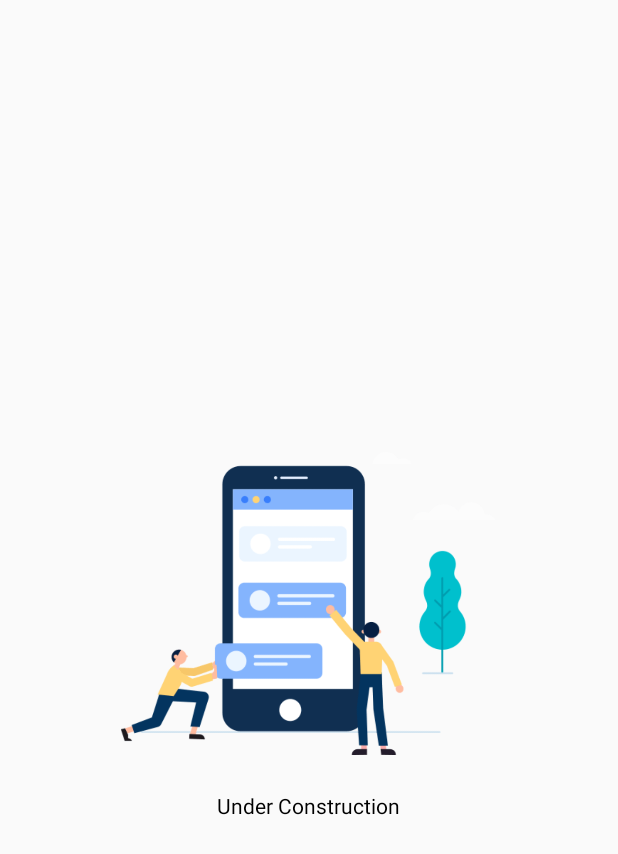
After one commit to PawanDey/TheSkyGoBeta, an Android app: the layout under_maintenance_popup.xml on its own in the app's theme, with its tools: preview values and no code run, on a phone screen of 412 x 824 dp. The commit adds this screen. Shown: the top 854 px of the screen. Run offline under Robolectric (Android 15) with nearby library versions, the phone set to English and light mode, and no system bars; Roboto replaces fonts that are not available here.

Commit message:
Version 1.27: In app maintenanace popup

```diff
--- a/app/src/main/java/com/global/travel/telecom/app/ui/activities/Recharge.java
+++ b/app/src/main/java/com/global/travel/telecom/app/ui/activities/Recharge.java
@@ -274,11 +274,10 @@ public class Recharge extends BaseActivity {
             String getNoOfDays = numberOfDaysRecharge.getText().toString();
             if (getNoOfDays.equals("00") || getNoOfDays.equals("0") || getNoOfDays.contains(" ") || getNoOfDays.length() == 0 || getNoOfDays.equals("000")) {
                 GoodUntil.setText("  ");
-
             } else {
                 Calendar cal = Calendar.getInstance();
                 cal.setTime(date1);
-                cal.add(Calendar.DATE, Integer.parseInt(getNoOfDays) - 1);
+                cal.add(Calendar.DATE, Integer.parseInt(getNoOfDays));
                 @SuppressLint("SimpleDateFormat") SimpleDateFormat sdf1 = new SimpleDateFormat("d MMMM");
                 String validityEndDate = sdf1.format(cal.getTime());
                 GoodUntil.setText(getResources().getString(R.string.textValidity) + " (" + validityStartDate + " " + getResources().getString(R.string.textto) + " " + validityEndDate + " )");
--- /dev/null
+++ b/app/src/main/res/layout/under_maintenance_popup.xml
@@ -0,0 +1,24 @@
+<?xml version="1.0" encoding="utf-8"?>
+<LinearLayout xmlns:android="http://schemas.android.com/apk/res/android"
+    android:layout_width="match_parent"
+    android:layout_height="wrap_content"
+    android:layout_gravity="center"
+    android:gravity="center"
+    android:orientation="vertical"
+    android:padding="30dp">
+
+    <ImageView
+        android:layout_width="250dp"
+        android:layout_height="250dp"
+        android:src="@drawable/under_maintenance" />
+
+    <TextView
+        android:id="@+id/maintenanceMassage"
+        android:layout_width="wrap_content"
+        android:layout_height="wrap_content"
+        android:layout_gravity="center"
+        android:gravity="center"
+        android:text="Under Construction"
+        android:textColor="@color/black" />
+
+</LinearLayout>
```
Also changed, not shown: app/build.gradle (+6 -5 lines), app/src/main/java/com/global/travel/telecom/app/base/BaseActivity.java (+61 -42 lines), app/src/main/java/com/global/travel/telecom/app/ui/activities/SplashScreen.java (+78 -24 lines), app/src/main/res/drawable/google.png, app/src/main/res/drawable/under_maintenance.png (added).
